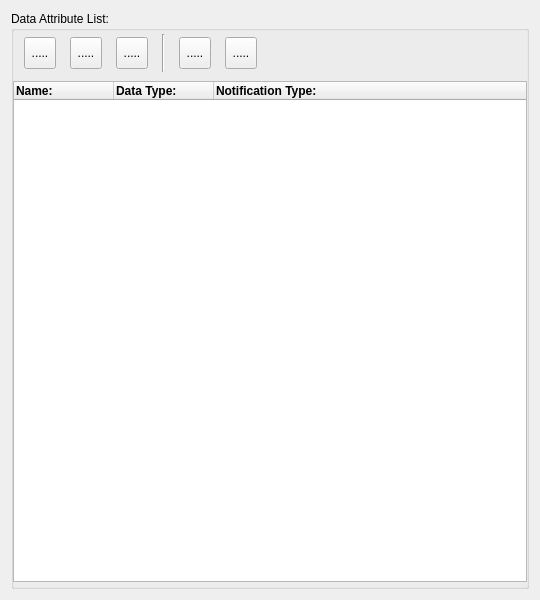
Before: the Qt Designer form sources/lusan/view/si/ui/SIAttributeList.ui in aregtech/areg-sdk-tools, drawn with Qt 5.
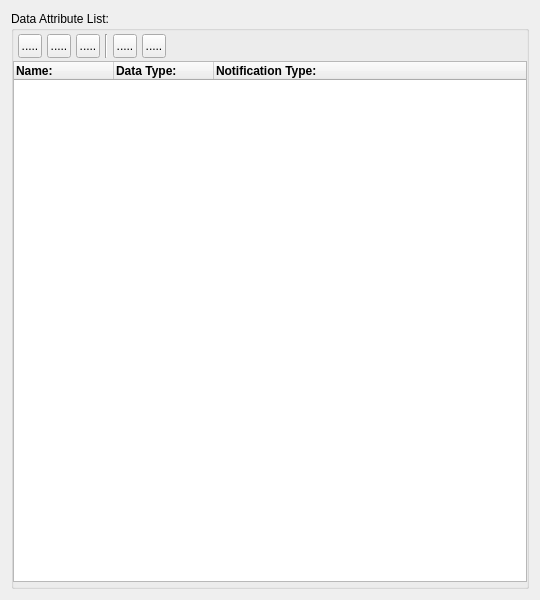
After: the same form once the commit is applied. Icons and pictures are not drawn.

Diff of the .ui file:
```diff
--- a/sources/lusan/view/si/ui/SIAttributeList.ui
+++ b/sources/lusan/view/si/ui/SIAttributeList.ui
@@ -24,32 +24,38 @@
        <rect>
         <x>5</x>
         <y>21</y>
-        <width>371</width>
-        <height>41</height>
-       </rect>
-      </property>
-      <widget class="QWidget" name="horizontalLayoutWidget">
-       <property name="geometry">
-        <rect>
-         <x>0</x>
-         <y>2</y>
-         <width>251</width>
-         <height>38</height>
+        <width>152</width>
+        <height>28</height>
         </rect>
        </property>
        <layout class="QHBoxLayout" name="horizontalLayout">
+       <property name="spacing">
+        <number>5</number>
+       </property>
+       <property name="leftMargin">
+        <number>2</number>
+       </property>
+       <property name="topMargin">
+        <number>2</number>
+       </property>
+       <property name="rightMargin">
+        <number>2</number>
+       </property>
+       <property name="bottomMargin">
+        <number>2</number>
+       </property>
         <item>
          <widget class="QToolButton" name="toolAddAttribute">
           <property name="maximumSize">
            <size>
-            <width>32</width>
-            <height>32</height>
+           <width>24</width>
+           <height>24</height>
            </size>
           </property>
           <property name="baseSize">
            <size>
-            <width>32</width>
-            <height>32</height>
+           <width>24</width>
+           <height>24</height>
            </size>
           </property>
           <property name="cursor">
@@ -83,14 +89,14 @@
          <widget class="QToolButton" name="toolDeleteAttribute">
           <property name="maximumSize">
            <size>
-            <width>32</width>
-            <height>32</height>
+           <width>24</width>
+           <height>24</height>
            </size>
           </property>
           <property name="baseSize">
            <size>
-            <width>32</width>
-            <height>32</height>
+           <width>24</width>
+           <height>24</height>
            </size>
           </property>
           <property name="cursor">
@@ -124,14 +130,14 @@
          <widget class="QToolButton" name="toolInsertAttribute">
           <property name="maximumSize">
            <size>
-            <width>32</width>
-            <height>32</height>
+           <width>24</width>
+           <height>24</height>
            </size>
           </property>
           <property name="baseSize">
            <size>
-            <width>32</width>
-            <height>32</height>
+           <width>24</width>
+           <height>24</height>
            </size>
           </property>
           <property name="cursor">
@@ -163,6 +169,18 @@
         </item>
         <item>
          <widget class="Line" name="line_2">
+         <property name="maximumSize">
+          <size>
+           <width>24</width>
+           <height>24</height>
+          </size>
+         </property>
+         <property name="baseSize">
+          <size>
+           <width>24</width>
+           <height>24</height>
+          </size>
+         </property>
           <property name="orientation">
            <enum>Qt::Orientation::Vertical</enum>
           </property>
@@ -172,14 +190,14 @@
          <widget class="QToolButton" name="toolMoveUp">
           <property name="maximumSize">
            <size>
-            <width>32</width>
-            <height>32</height>
+           <width>24</width>
+           <height>24</height>
            </size>
           </property>
           <property name="baseSize">
            <size>
-            <width>32</width>
-            <height>32</height>
+           <width>24</width>
+           <height>24</height>
            </size>
           </property>
           <property name="cursor">
@@ -213,14 +231,14 @@
          <widget class="QToolButton" name="toolMoveDown">
           <property name="maximumSize">
            <size>
-            <width>32</width>
-            <height>32</height>
+           <width>24</width>
+           <height>24</height>
            </size>
           </property>
           <property name="baseSize">
            <size>
-            <width>32</width>
-            <height>32</height>
+           <width>24</width>
+           <height>24</height>
            </size>
           </property>
           <property name="cursor">
@@ -252,14 +270,13 @@
         </item>
        </layout>
       </widget>
-     </widget>
      <widget class="QWidget" name="horizontalLayoutWidget_2">
       <property name="geometry">
        <rect>
         <x>2</x>
-        <y>70</y>
+        <y>50</y>
         <width>521</width>
-        <height>501</height>
+        <height>521</height>
        </rect>
       </property>
       <layout class="QHBoxLayout" name="horizontalLayout_2">
```
Lines whose indentation alone changed are shown as unchanged.
